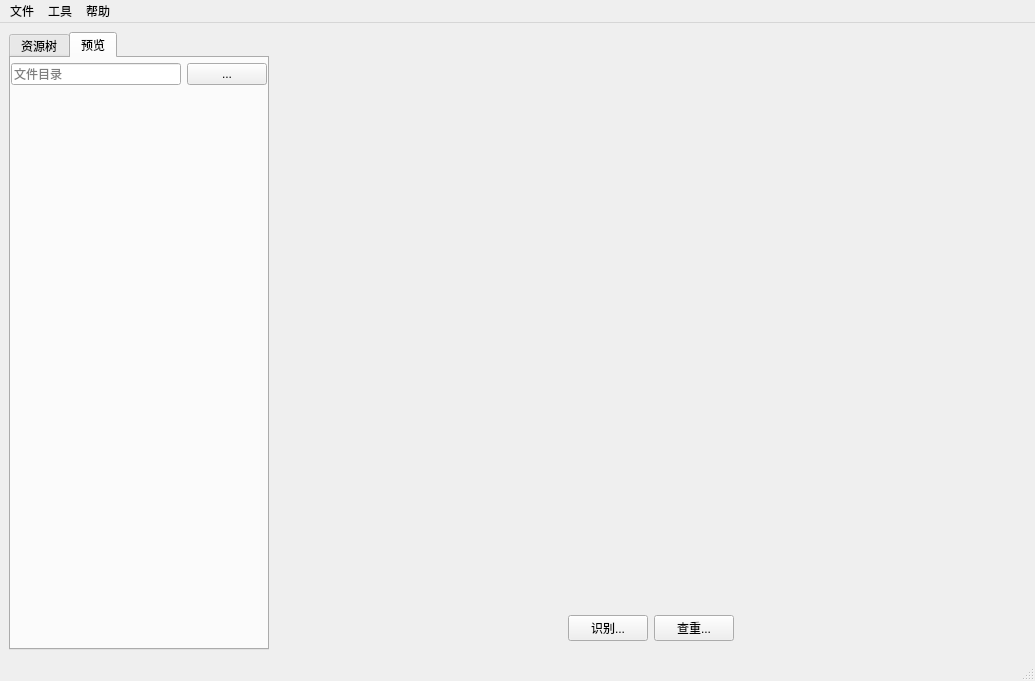
Before: the Qt Designer form DefectRecognitionSystem/mainwindow.ui in MoutainVision/RadiographicTesting, drawn with Qt 5.
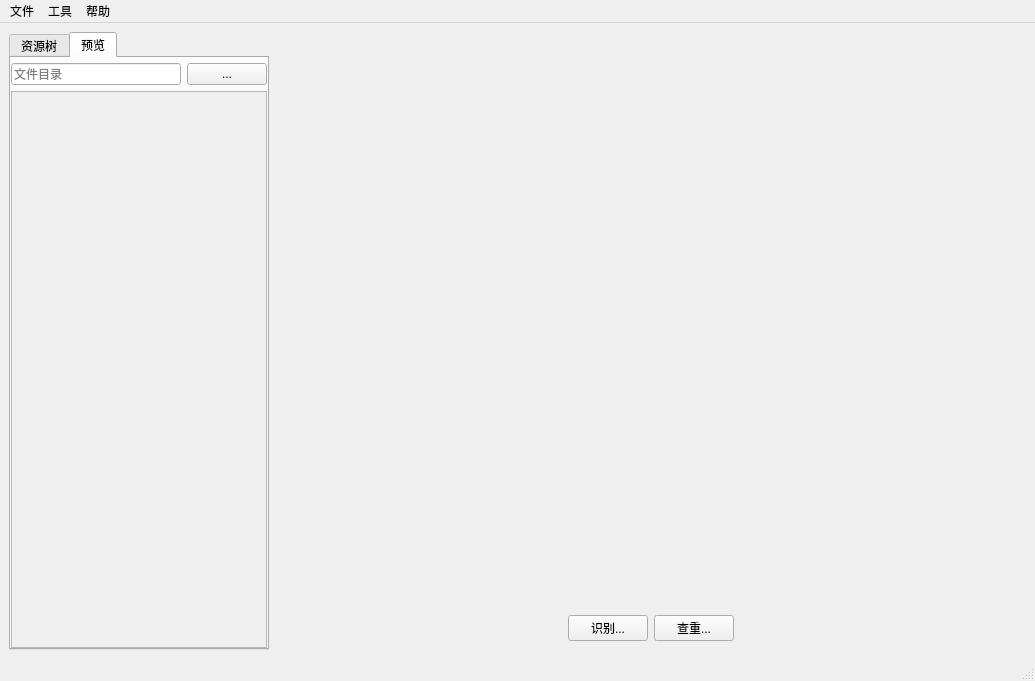
After: the same form once the commit is applied.

The edit to the form file:
```diff
--- a/DefectRecognitionSystem/mainwindow.ui
+++ b/DefectRecognitionSystem/mainwindow.ui
@@ -88,7 +88,7 @@
           <attribute name="title">
            <string>预览</string>
           </attribute>
-          <layout class="QVBoxLayout" name="verticalLayout_4" stretch="0,1">
+          <layout class="QVBoxLayout" name="verticalLayout_4" stretch="0,0">
            <property name="leftMargin">
             <number>0</number>
            </property>
@@ -120,7 +120,27 @@
             </layout>
            </item>
            <item>
-            <widget class="QWidget" name="widget_pre" native="true"/>
+            <widget class="QScrollArea" name="scrollArea">
+             <property name="verticalScrollBarPolicy">
+              <enum>Qt::ScrollBarAsNeeded</enum>
+             </property>
+             <property name="horizontalScrollBarPolicy">
+              <enum>Qt::ScrollBarAlwaysOff</enum>
+             </property>
+             <property name="widgetResizable">
+              <bool>true</bool>
+             </property>
+             <widget class="QWidget" name="widget_pre">
+              <property name="geometry">
+               <rect>
+                <x>0</x>
+                <y>0</y>
+                <width>254</width>
+                <height>555</height>
+               </rect>
+              </property>
+             </widget>
+            </widget>
            </item>
           </layout>
          </widget>
```
